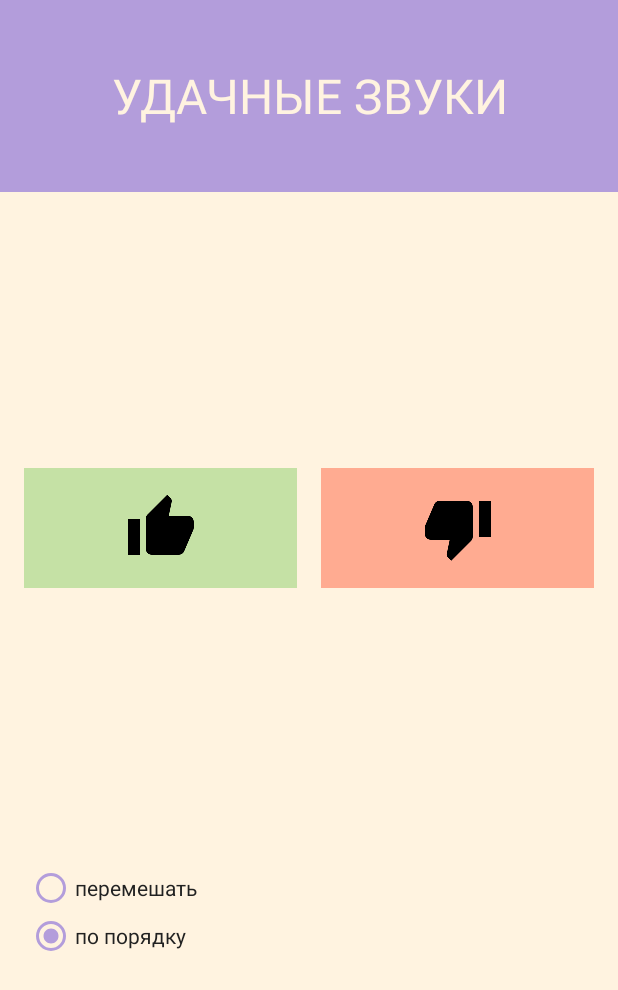
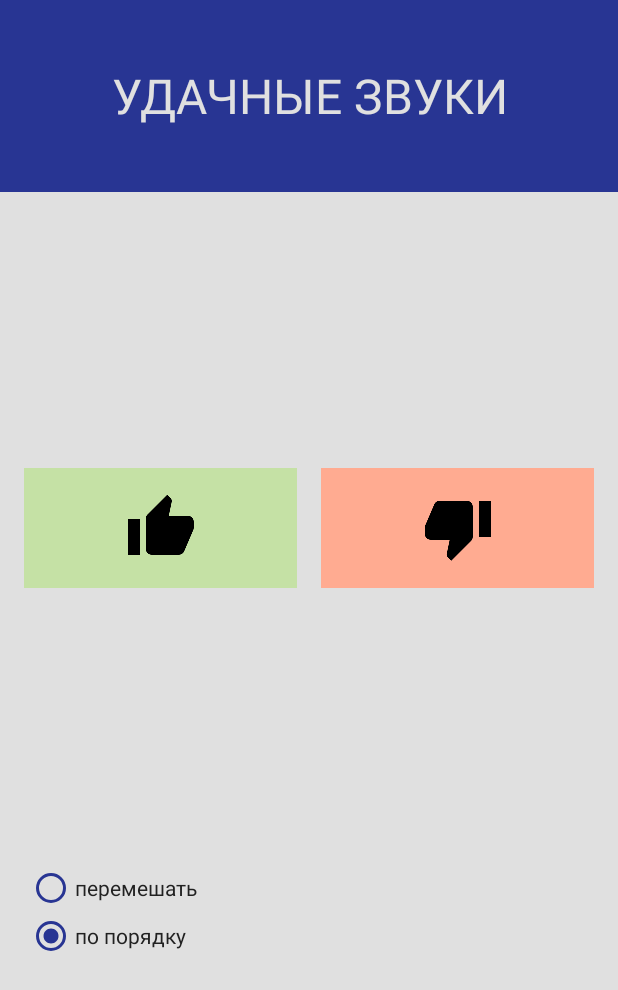
Before and after one commit to AProkopov/buddysound, an Android app: the screen it shows after launch (ButtonActivity), on a phone screen of 412 x 824 dp. Shown: the top 990 px of the screen. Run offline under Robolectric (Android 15) with nearby library versions, the phone set to English and light mode, and no system bars.

Commit message:
ok design. need button animation

```diff
--- a/app/src/main/res/values/colors.xml
+++ b/app/src/main/res/values/colors.xml
@@ -4,9 +4,9 @@
     <color name="colorPrimaryDark">#303F9F</color>
     <color name="colorAccent">#FF4081</color>
     <color name="headOfApp">#7E57C2</color>
-    <color name="mainField">#FFF3E0</color>
+    <color name="mainField">#E0E0E0</color>
     <color name="likeButton">#C5E1A5</color>
     <color name="dislikeButton">#FFAB91</color>
-    <color name="TopColor">#B39DDB</color>
+    <color name="TopColor">#283593</color>
     <color name="RadioText">#212121</color>
 </resources>
```
